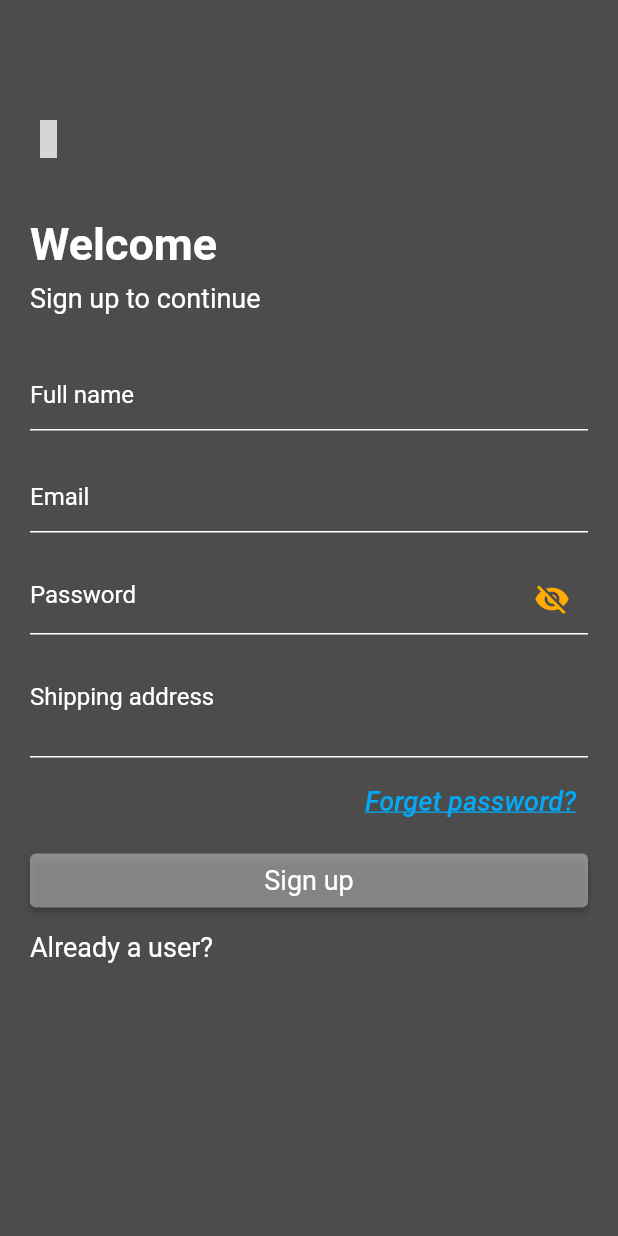
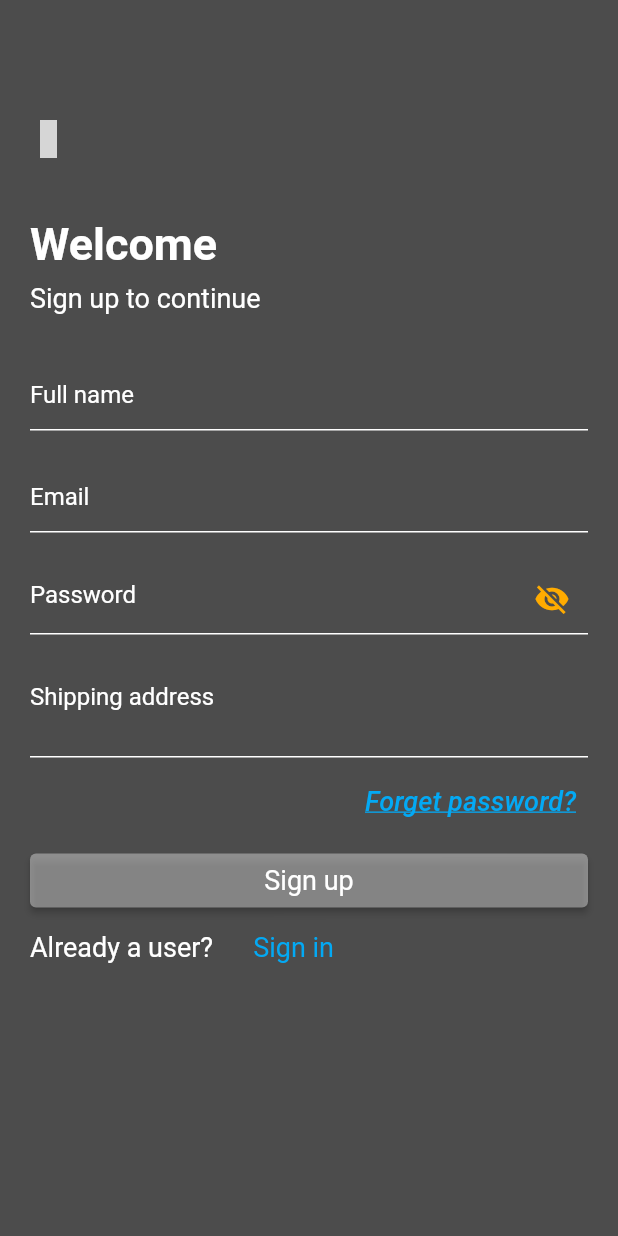
Before and after one commit to Devsaci/grocery_app_hadi_v2, a Flutter app: the RegisterScreen screen opened by its route, on a phone screen of 412 x 824 dp. Run offline on Flutter 3.47's test engine with Material 2 defaults, Android fonts, the phone set to English and light mode, and no system bars; drawn by our look-alikes of card_swiper; our stand-ins replace fancy_shimmer_image, flutter_iconly, shared_preferences; accounts and stored records are empty; grey boxes are pictures that could not be loaded.

Commit message:
TextSpan  Sign in

```diff
--- a/lib/screens/auth/register.dart
+++ b/lib/screens/auth/register.dart
@@ -273,12 +273,19 @@ class _RegisterScreenState extends State<RegisterScreen> {
                   const SizedBox(height: 10),
                   RichText(
                     text: const TextSpan(
-                        text: 'Already a user?',
-                        style: TextStyle(
-                          color: Colors.white,
-                          fontSize: 18,
-                        ),
-                        children: []),
+                      text: 'Already a user?',
+                      style: TextStyle(
+                        color: Colors.white,
+                        fontSize: 18,
+                      ),
+                      children: [
+                        TextSpan(
+                          text: '      Sign in',
+                          style:
+                              TextStyle(color: Colors.lightBlue, fontSize: 18),
+                        )
+                      ],
+                    ),
                   ),
                 ],
               ),
```
